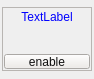
Old version of the form ui_icepapcms/qt_designer_files/icepapdriver_widget/icepapdriverwidgetsmall.ui in the repository ALBA-Synchrotron/IcepapCMS.
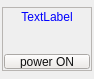
New version of the form. Custom widgets are drawn as their Qt base class.

Commit message: added powerON/powerOFF instead of enable/disable

```diff
--- a/ui_icepapcms/qt_designer_files/icepapdriver_widget/icepapdriverwidgetsmall.ui
+++ b/ui_icepapcms/qt_designer_files/icepapdriver_widget/icepapdriverwidgetsmall.ui
@@ -10,9 +10,7 @@
    </rect>
   </property>
   <property name="sizePolicy" >
-   <sizepolicy>
-    <hsizetype>0</hsizetype>
-    <vsizetype>0</vsizetype>
+   <sizepolicy vsizetype="Fixed" hsizetype="Fixed" >
     <horstretch>0</horstretch>
     <verstretch>0</verstretch>
    </sizepolicy>
@@ -42,9 +40,7 @@
    <item>
     <widget class="QFrame" name="frame" >
      <property name="sizePolicy" >
-      <sizepolicy>
-       <hsizetype>0</hsizetype>
-       <vsizetype>0</vsizetype>
+      <sizepolicy vsizetype="Fixed" hsizetype="Fixed" >
        <horstretch>0</horstretch>
        <verstretch>0</verstretch>
       </sizepolicy>
@@ -1068,7 +1064,7 @@
          </size>
         </property>
         <property name="text" >
-         <string>enable</string>
+         <string>power ON</string>
         </property>
         <property name="checkable" >
          <bool>true</bool>
```
Left out of the diff: 45 changed lines with no effect on the pictures. The commit also changes 1 other file.
